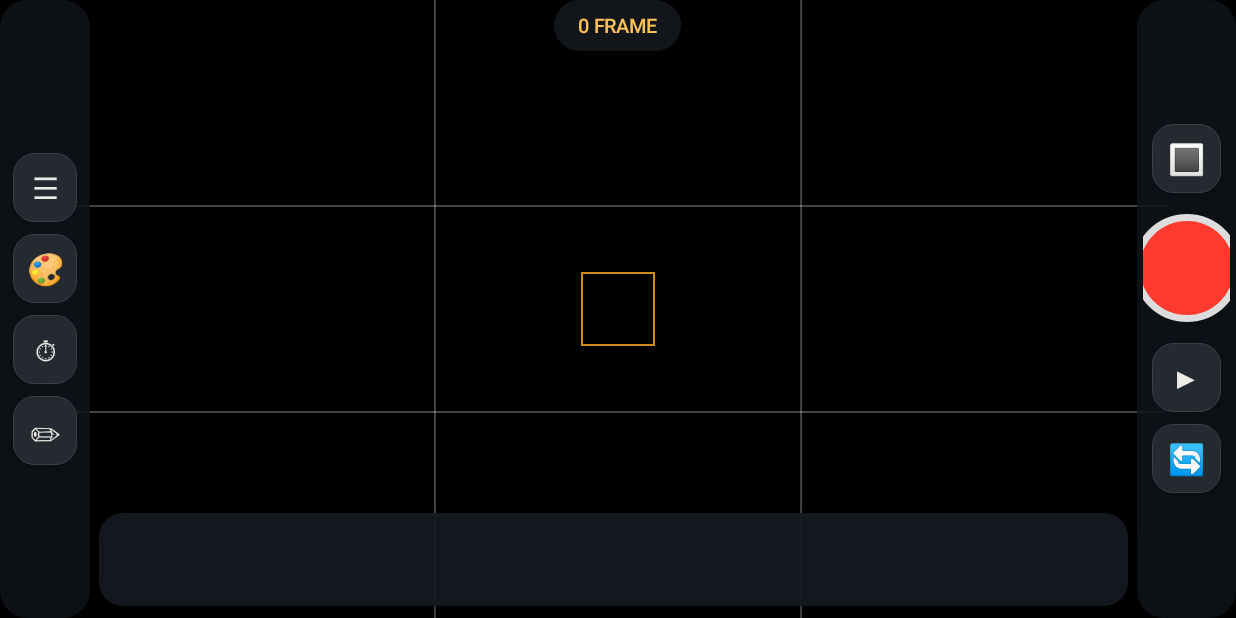
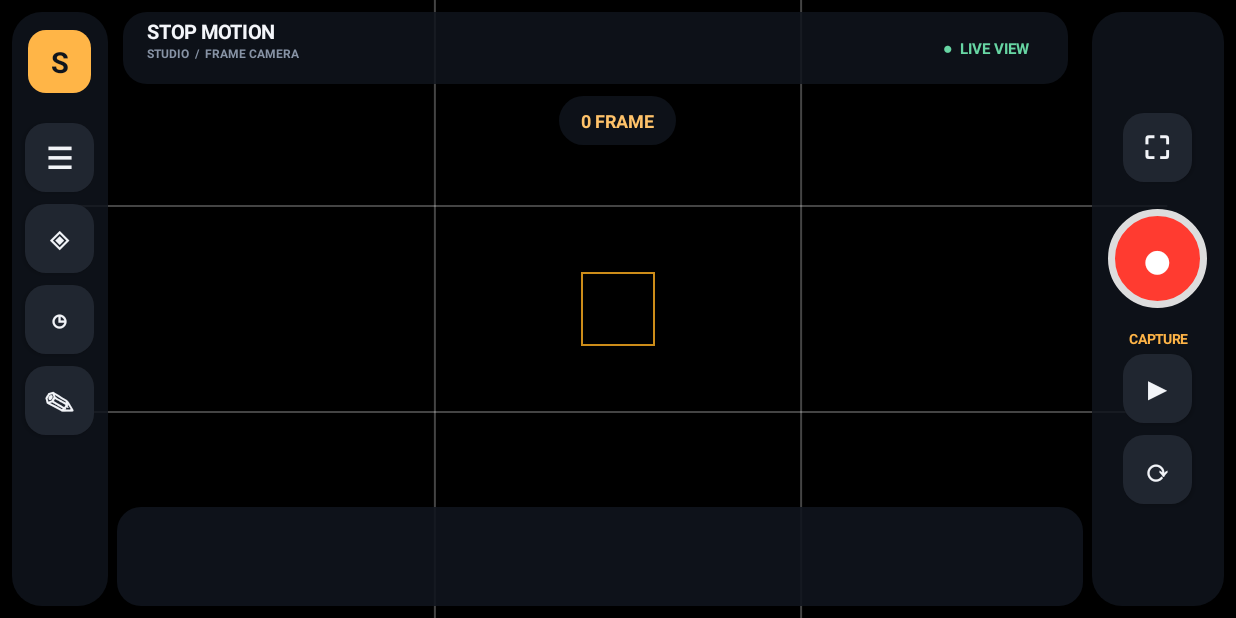
Before and after one commit to fatihreload/CameraStopMotion, an Android app: the screen it shows after launch (MainActivity), on a phone screen of 824 x 412 dp (held sideways). Run offline under Robolectric (Android 15) with nearby library versions, the phone set to English and light mode, and no system bars; libraries missing offline, so code that uses them is left out: androidx.camera.core, androidx.camera.lifecycle; 1 statement that could not run was skipped.

Commit message:
Add files via upload

```diff
--- a/app/build.gradle
+++ b/app/build.gradle
@@ -2,7 +2,7 @@ plugins { id 'com.android.application' }
 android {
     namespace 'com.stopmotion.studio'
     compileSdk 34
-    defaultConfig { applicationId 'com.stopmotion.studio'; minSdk 29; targetSdk 34; versionCode 2; versionName '2.0' }
+    defaultConfig { applicationId 'com.stopmotion.studio'; minSdk 29; targetSdk 34; versionCode 3; versionName '3.0' }
     compileOptions { sourceCompatibility JavaVersion.VERSION_17; targetCompatibility JavaVersion.VERSION_17 }
 }
 dependencies {
--- a/app/src/main/java/com/stopmotion/studio/MainActivity.java
+++ b/app/src/main/java/com/stopmotion/studio/MainActivity.java
@@ -4,7 +4,6 @@ import android.Manifest;
 import android.content.ContentValues;
 import android.content.Context;
 import android.graphics.*;
-import android.graphics.Typeface;
 import android.media.*;
 import android.net.Uri;
 import android.os.*;
@@ -73,14 +72,11 @@ public class MainActivity extends AppCompatActivity {
         d.setColor(color); d.setCornerRadius(dp(r)); return d;
     }
     TextView chip(String t, View.OnClickListener l) {
-        TextView b = new TextView(this); b.setText(t); b.setTextSize(12); b.setTextColor(0xFFECEBE6); b.setGravity(Gravity.CENTER);
-        b.setTypeface(Typeface.create("sans-serif-medium", Typeface.NORMAL));
-        b.setPadding(dp(13), dp(10), dp(13), dp(10));
-        android.graphics.drawable.GradientDrawable bg = shape(0xFF252930, 14);
-        bg.setStroke(dp(1), 0xFF3B414B); b.setBackground(bg); b.setElevation(dp(2));
-        b.setMinHeight(dp(42)); b.setOnClickListener(l);
-        LinearLayout.LayoutParams lp = new LinearLayout.LayoutParams(-2, -2); lp.setMargins(dp(4), dp(4), dp(4), dp(4));
-        b.setLayoutParams(lp); return b;
+        TextView b = new TextView(this); b.setText(t); b.setTextSize(12); b.setTypeface(android.graphics.Typeface.DEFAULT, android.graphics.Typeface.BOLD);
+        b.setTextColor(0xFFF2F4F8); b.setGravity(Gravity.CENTER); b.setPadding(dp(13), dp(10), dp(13), dp(10));
+        b.setBackground(shape(0xFF202630, 14)); b.setOnClickListener(l); b.setMinHeight(dp(42));
+        if (android.os.Build.VERSION.SDK_INT >= 21) { b.setElevation(dp(2)); b.setBackgroundTintList(null); }
+        LinearLayout.LayoutParams lp = new LinearLayout.LayoutParams(-2, -2); lp.setMargins(dp(4), dp(4), dp(4), dp(4)); b.setLayoutParams(lp); return b;
     }
     TextView cycle(String label, String[] o, IntConsumer f) {
         final int[] i = {0};
@@ -88,23 +84,17 @@ public class MainActivity extends AppCompatActivity {
         b.setOnClickListener(v -> { i[0] = (i[0] + 1) % o.length; b.setText(label + o[i[0]]); f.accept(i[0]); });
         return b;
     }
-    TextView tip(String t) { TextView x = new TextView(this); x.setText(t); x.setTextSize(11); x.setTextColor(0xFF8F939B); x.setPadding(dp(4), dp(6), dp(4), 0); return x; }
+    TextView tip(String t) { TextView x = new TextView(this); x.setText(t); x.setTextSize(11); x.setTextColor(0xFF9AA5B5); x.setPadding(dp(7), dp(8), dp(7), dp(4)); return x; }
     LinearLayout row(View... v) { LinearLayout r = new LinearLayout(this); for (View x : v) r.addView(x); return r; }
     LinearLayout panel(View... v) {
-        LinearLayout c = new LinearLayout(this); c.setOrientation(LinearLayout.VERTICAL);
-        c.setPadding(dp(12), dp(12), dp(12), dp(12)); c.setBackground(shape(0xFF191D23, 16));
-        LinearLayout.LayoutParams outer = new LinearLayout.LayoutParams(-1, -2);
-        outer.setMargins(dp(8), dp(8), dp(8), dp(4)); c.setLayoutParams(outer);
-        for (View x : v) {
-            LinearLayout.LayoutParams item = new LinearLayout.LayoutParams(-1, -2);
-            item.setMargins(0, dp(3), 0, dp(3)); c.addView(x, item);
-        }
+        LinearLayout c = new LinearLayout(this); c.setOrientation(LinearLayout.VERTICAL); c.setPadding(dp(14), dp(12), dp(14), dp(12));
+        c.setBackground(shape(0xFF151B24, 18));
+        for (View x : v) { LinearLayout.LayoutParams lp = new LinearLayout.LayoutParams(-1, -2); lp.bottomMargin = dp(5); c.addView(x, lp); }
         return c;
     }
     View seek(String label, int max, int val, IntConsumer f) {
         LinearLayout r = new LinearLayout(this); r.setOrientation(LinearLayout.VERTICAL); r.setPadding(dp(4), dp(4), dp(4), dp(2));
-        TextView t = new TextView(this); t.setText(label); t.setTextSize(11);
-        t.setTypeface(Typeface.create("sans-serif-medium", Typeface.NORMAL)); t.setTextColor(0xFFB0B6C0);
+        TextView t = new TextView(this); t.setText(label); t.setTextSize(11); t.setTextColor(0xFF8F939B);
         SeekBar s = new SeekBar(this); s.setMax(max); s.setProgress(val);
         s.getProgressDrawable().setTint(0xFFFFB020); s.getThumb().setTint(0xFFFFB020);
         s.setOnSeekBarChangeListener(new SeekBar.OnSeekBarChangeListener() {
@@ -123,10 +113,10 @@ public class MainActivity extends AppCompatActivity {
             t.setText(labels ? l[0] + "  " + l[1] : l[0]); t.setTextSize(labels ? 13 : 20);
             t.setPadding(dp(labels ? 12 : 0), dp(6), dp(labels ? 12 : 0), dp(6)); t.setMinWidth(dp(labels ? 100 : 46)); t.setMinHeight(dp(46));
         }
-        int lw = dp(labels ? 124 : 60), rw = dp(labels ? 136 : 66);
+        int lw = dp(labels ? 132 : 64), rw = dp(labels ? 142 : 88);
         left.getLayoutParams().width = lw; right.getLayoutParams().width = rw;
-        ((FrameLayout.LayoutParams) drawer.getLayoutParams()).leftMargin = lw + dp(6);
-        FrameLayout.LayoutParams h2 = (FrameLayout.LayoutParams) hs.getLayoutParams(); h2.leftMargin = lw + dp(6); h2.rightMargin = rw + dp(6);
+        ((FrameLayout.LayoutParams) drawer.getLayoutParams()).leftMargin = lw + dp(14);
+        FrameLayout.LayoutParams h2 = (FrameLayout.LayoutParams) hs.getLayoutParams(); h2.leftMargin = lw + dp(14); h2.rightMargin = rw + dp(14);
         left.requestLayout(); right.requestLayout(); drawer.requestLayout(); hs.requestLayout();
     }
     void openTab(int i) {
@@ -134,8 +124,7 @@ public class MainActivity extends AppCompatActivity {
         drawer.setVisibility(cur < 0 ? View.GONE : View.VISIBLE);
         for (int j = 0; j < 3; j++) {
             pnl[j].setVisibility(j == cur ? View.VISIBLE : View.GONE);
-            tabs[j].setBackground(shape(j == cur ? 0xFFFFB020 : 0xFF20252C, 14));
-            tabs[j].setTextColor(j == cur ? 0xFF17191D : 0xFFECEBE6); tabs[j].setElevation(dp(j == cur ? 3 : 0));
+            tabs[j].setBackground(shape(j == cur ? 0xFFFFB020 : 0xFF2A2C32, 18)); tabs[j].setTextColor(j == cur ? 0xFF000000 : 0xFFECEBE6);
         }
     }
 
@@ -154,69 +143,83 @@ public class MainActivity extends AppCompatActivity {
         if (ok) startCam(); else toast("Izin kamera diperlukan");
     });
 
+    TextView heading(String value, int size, int color) {
+        TextView t = new TextView(this); t.setText(value); t.setTextSize(size); t.setTextColor(color);
+        t.setTypeface(android.graphics.Typeface.DEFAULT, android.graphics.Typeface.BOLD); t.setGravity(Gravity.CENTER_VERTICAL); return t;
+    }
+    View glassPanel() { View v = new View(this); v.setBackground(shape(0xD910151D, 18)); if (Build.VERSION.SDK_INT >= 21) v.setElevation(dp(8)); return v; }
     @Override protected void onCreate(Bundle b) {
         super.onCreate(b);
+        getWindow().setStatusBarColor(0xFF090C12); getWindow().setNavigationBarColor(0xFF090C12);
         vf = new VF(this);
         vf.setOnClickListener(v -> { left.setVisibility(View.VISIBLE); hs.setVisibility(View.VISIBLE); });
         final int[] cols = {0xFF2B2F6B, 0xFFFFFFFF, 0xFF000000, 0xFF2E7D32};
         pnl = new View[]{
-            panel(cycle("Kunci: ", new String[]{"Mati", "Hijau", "Biru"}, v -> keyMode = v),
-                seek("Kekuatan kunci", 100, sens, v -> sens = v),
-                seek("Kelembutan tepi", 100, soft, v -> soft = v),
-                row(cycle("Latar: ", new String[]{"Biru tua", "Putih", "Hitam", "Hijau"}, v -> { bgColor = cols[v]; bgPx = null; }),
-                    chip("Latar gambar", v -> pickImg.launch("image/*"))),
-                tip("Pakai kain hijau/biru yang rata dan terang, tanpa bayangan.")),
-            panel(cycle("Timer: ", new String[]{"Mati", "3 dtk", "5 dtk", "10 dtk"}, v -> delay = new int[]{0, 3, 5, 10}[v]),
+            panel(heading("CHROMA KEY", 13, 0xFFFFB547), cycle("Kunci: ", new String[]{"Mati", "Hijau", "Biru"}, v -> keyMode = v),
+                seek("Kekuatan kunci", 100, sens, v -> sens = v), seek("Kelembutan tepi", 100, soft, v -> soft = v),
+                row(cycle("Latar: ", new String[]{"Biru tua", "Putih", "Hitam", "Hijau"}, v -> { bgColor = cols[v]; bgPx = null; }), chip("＋ Gambar latar", v -> pickImg.launch("image/*"))),
+                tip("Gunakan kain hijau/biru dengan pencahayaan rata untuk hasil terbaik.")),
+            panel(heading("PENGATURAN FRAME", 13, 0xFFFFB547), cycle("Timer: ", new String[]{"Mati", "3 dtk", "5 dtk", "10 dtk"}, v -> delay = new int[]{0, 3, 5, 10}[v]),
                 cycle("Bayangan frame: ", new String[]{"Hidup", "Mati"}, v -> onion = v == 0),
-                tip("Bayangan menampilkan frame terakhir samar-samar agar gerakan mudah diatur.")),
-            panel(seek("Kecerahan", 100, 50, v -> bright = (v - 50) * 2),
-                seek("Kontras", 100, 50, v -> con = v * 2),
-                seek("Saturasi", 100, 50, v -> sat = v * 2),
-                row(cycle("FPS: ", new String[]{"8", "4", "12", "24"}, v -> fps = new int[]{8, 4, 12, 24}[v]),
-                    cycle("Ulang: ", new String[]{"Ya", "Tidak"}, v -> loop = v == 0)),
+                tip("Bayangan frame membantu mengatur gerakan antar-frame dengan lebih presisi.")),
+            panel(heading("EDIT & EKSPOR", 13, 0xFFFFB547), seek("Kecerahan", 100, 50, v -> bright = (v - 50) * 2),
+                seek("Kontras", 100, 50, v -> con = v * 2), seek("Saturasi", 100, 50, v -> sat = v * 2),
+                row(cycle("FPS: ", new String[]{"8", "4", "12", "24"}, v -> fps = new int[]{8, 4, 12, 24}[v]), cycle("Ulang: ", new String[]{"Ya", "Tidak"}, v -> loop = v == 0)),
                 row(chip("Hapus frame", v -> delSel()), chip("Duplikat", v -> dupSel())),
-                row(chip("Geser kiri", v -> moveSel(-1)), chip("Geser kanan", v -> moveSel(1))),
+                row(chip("← Geser", v -> moveSel(-1)), chip("Geser →", v -> moveSel(1))),
                 row(chip("Balik urutan", v -> revAll()), chip("Hapus semua", v -> clearAll())),
-                chip("Ekspor MP4 ke galeri", v -> export()),
-                tip("Ketuk gambar kecil di bawah untuk memilih frame. Ketuk lagi untuk kembali ke kamera."))};
+                chip("⬇  EKSPOR VIDEO MP4", v -> export()),
+                tip("Pilih thumbnail untuk meninjau frame. Tekan thumbnail sekali lagi untuk kembali ke kamera."))};
         FrameLayout holder = new FrameLayout(this);
         for (View v : pnl) { v.setVisibility(View.GONE); holder.addView(v); }
-        drawer = new ScrollView(this); drawer.setBackground(shape(0xF012151A, 18));
-        drawer.setElevation(dp(12)); drawer.addView(holder); drawer.setClipToPadding(false); drawer.setVisibility(View.GONE);
-        String[] tn = {"Layar", "Timer", "Edit"}, ti = {"\uD83C\uDFA8", "\u23F1", "\u270F"}; tabs = new TextView[3];
-        LinearLayout lc = new LinearLayout(this); lc.setOrientation(LinearLayout.VERTICAL); lc.setGravity(Gravity.CENTER);
-        lc.setPadding(dp(5), dp(8), dp(5), dp(8)); lc.setBackground(shape(0xD9101318, 18));
-        lc.addView(mb("\u2630", "Tutup nama", v -> { labels = !labels; refreshMenus(); }));
+        drawer = new ScrollView(this); drawer.setFillViewport(true); drawer.setPadding(dp(5), dp(5), dp(5), dp(5));
+        drawer.setBackground(shape(0xF20D121A, 20)); drawer.addView(holder); drawer.setVisibility(View.GONE);
+
+        String[] tn = {"Layar", "Timer", "Edit"}, ti = {"◈", "◷", "✎"}; tabs = new TextView[3];
+        LinearLayout lc = new LinearLayout(this); lc.setOrientation(LinearLayout.VERTICAL); lc.setGravity(Gravity.TOP | Gravity.CENTER_HORIZONTAL);
+        lc.setPadding(dp(5), dp(12), dp(5), dp(8)); lc.setBackground(shape(0xD910151D, 20));
+        TextView brandMark = heading("S", 19, 0xFF10151D); brandMark.setGravity(Gravity.CENTER); brandMark.setBackground(shape(0xFFFFB547, 12));
+        LinearLayout.LayoutParams bm = new LinearLayout.LayoutParams(dp(42), dp(42)); bm.bottomMargin = dp(16); lc.addView(brandMark, bm);
+        lc.addView(mb("☰", "Nama menu", v -> { labels = !labels; refreshMenus(); }));
         for (int i = 0; i < 3; i++) { final int k = i; tabs[i] = mb(ti[i], tn[i], v -> openTab(k)); lc.addView(tabs[i]); }
         left = lc;
-        strip = new LinearLayout(this); strip.setGravity(Gravity.CENTER_VERTICAL);
-        hs = new HorizontalScrollView(this); hs.setBackground(shape(0xE9161A20, 16));
-        hs.setElevation(dp(8)); hs.addView(strip);
-        Button shut = new Button(this); shut.setBackground(shutterBg()); shut.setOnClickListener(v -> { review = false; shoot(); });
-        LinearLayout rc = new LinearLayout(this); rc.setOrientation(LinearLayout.VERTICAL); rc.setGravity(Gravity.CENTER);
-        rc.setPadding(dp(4), dp(8), dp(4), dp(8)); rc.setBackground(shape(0xD9101318, 18));
-        rc.addView(mb("\uD83D\uDD33", "Penuh", v -> { left.setVisibility(View.GONE); hs.setVisibility(View.GONE); if (cur >= 0) openTab(cur); }));
-        LinearLayout.LayoutParams sp = new LinearLayout.LayoutParams(dp(72), dp(72)); sp.setMargins(0, dp(10), 0, dp(10));
-        rc.addView(shut, sp);
-        rc.addView(mb("\u25B6", "Putar", v -> togglePlay()));
-        rc.addView(mb("\uD83D\uDD04", "Balik kamera", v -> { front = !front; startCam(); }));
+
+        strip = new LinearLayout(this); strip.setGravity(Gravity.CENTER_VERTICAL); strip.setPadding(dp(5), dp(3), dp(5), dp(3));
+        hs = new HorizontalScrollView(this); hs.setHorizontalScrollBarEnabled(false); hs.setBackground(shape(0xE610151D, 16)); hs.addView(strip);
+
+        LinearLayout rc = new LinearLayout(this); rc.setOrientation(LinearLayout.VERTICAL); rc.setGravity(Gravity.CENTER); rc.setPadding(dp(5), dp(10), dp(5), dp(10));
+        rc.setBackground(shape(0xD910151D, 20));
+        rc.addView(mb("⛶", "Layar penuh", v -> { left.setVisibility(View.GONE); hs.setVisibility(View.GONE); if (cur >= 0) openTab(cur); }));
+        TextView shut = new TextView(this); shut.setText("●"); shut.setTextSize(36); shut.setTextColor(0xFFFFFFFF); shut.setGravity(Gravity.CENTER);
+        shut.setBackground(shutterBg()); shut.setOnClickListener(v -> { review = false; shoot(); });
+        LinearLayout.LayoutParams sp = new LinearLayout.LayoutParams(dp(66), dp(66)); sp.setMargins(0, dp(14), 0, dp(14)); rc.addView(shut, sp);
+        TextView captureLabel = heading("CAPTURE", 9, 0xFFFFB547); captureLabel.setGravity(Gravity.CENTER); rc.addView(captureLabel);
+        rc.addView(mb("▶", "Putar", v -> togglePlay()));
+        rc.addView(mb("⟳", "Balik kamera", v -> { front = !front; startCam(); }));
         right = rc;
-        cnt = new TextView(this); cnt.setTextColor(0xFFFFC15A); cnt.setTextSize(13);
-        cnt.setTypeface(Typeface.create("sans-serif-medium", Typeface.NORMAL)); cnt.setText("0 FRAME");
-        cnt.setPadding(dp(16), dp(8), dp(16), dp(8)); cnt.setBackground(shape(0xD9161A20, 18));
-        cd = new TextView(this); cd.setTextColor(0xFFFFFFFF); cd.setTextSize(90); cd.setGravity(Gravity.CENTER);
-        FrameLayout root = new FrameLayout(this); root.setBackgroundColor(0xFF101216);
+
+        cnt = heading("0 FRAME", 12, 0xFFFFC36A); cnt.setGravity(Gravity.CENTER); cnt.setPadding(dp(15), dp(8), dp(15), dp(8)); cnt.setBackground(shape(0xD910151D, 20));
+        cd = new TextView(this); cd.setTextColor(0xFFFFFFFF); cd.setTextSize(90); cd.setTypeface(android.graphics.Typeface.DEFAULT, android.graphics.Typeface.BOLD); cd.setGravity(Gravity.CENTER);
+
+        FrameLayout root = new FrameLayout(this); root.setBackgroundColor(0xFF090C12);
         root.addView(vf, new FrameLayout.LayoutParams(-1, -1));
-        FrameLayout.LayoutParams dl = new FrameLayout.LayoutParams(dp(300), -1, Gravity.START); dl.setMargins(dp(76), dp(8), 0, dp(76));
-        root.addView(drawer, dl);
-        FrameLayout.LayoutParams hl = new FrameLayout.LayoutParams(-1, dp(62), Gravity.BOTTOM); hl.setMargins(dp(76), 0, dp(104), dp(8));
-        root.addView(hs, hl);
-        root.addView(left, new FrameLayout.LayoutParams(dp(70), -1, Gravity.START));
-        root.addView(right, new FrameLayout.LayoutParams(dp(100), -1, Gravity.END));
-        root.addView(cnt, new FrameLayout.LayoutParams(-2, -2, Gravity.TOP | Gravity.CENTER_HORIZONTAL));
+        // Header branding and frame counter
+        LinearLayout header = new LinearLayout(this); header.setGravity(Gravity.CENTER_VERTICAL); header.setPadding(dp(16), dp(4), dp(16), dp(4));
+        header.setBackground(shape(0xD910151D, 16));
+        LinearLayout titleStack = new LinearLayout(this); titleStack.setOrientation(LinearLayout.VERTICAL);
+        titleStack.addView(heading("STOP MOTION", 13, 0xFFF4F6FA));
+        TextView sub = heading("STUDIO  /  FRAME CAMERA", 8, 0xFF8793A5); titleStack.addView(sub);
+        header.addView(titleStack, new LinearLayout.LayoutParams(0, -1, 1));
+        TextView liveTag = heading("●  LIVE VIEW", 10, 0xFF67D6A3); liveTag.setPadding(dp(10), 0, dp(10), 0); header.addView(liveTag);
+        FrameLayout.LayoutParams hp = new FrameLayout.LayoutParams(-1, dp(48), Gravity.TOP); hp.setMargins(dp(82), dp(8), dp(112), 0); root.addView(header, hp);
+        FrameLayout.LayoutParams cp = new FrameLayout.LayoutParams(-2, -2, Gravity.TOP | Gravity.CENTER_HORIZONTAL); cp.topMargin = dp(64); root.addView(cnt, cp);
+
+        FrameLayout.LayoutParams dl = new FrameLayout.LayoutParams(dp(300), -1, Gravity.START); dl.setMargins(dp(78), dp(64), 0, dp(82)); root.addView(drawer, dl);
+        FrameLayout.LayoutParams hl = new FrameLayout.LayoutParams(-1, dp(66), Gravity.BOTTOM); hl.setMargins(dp(78), 0, dp(112), dp(8)); root.addView(hs, hl);
+        FrameLayout.LayoutParams ll = new FrameLayout.LayoutParams(dp(64), -1, Gravity.START); ll.setMargins(dp(8), dp(8), 0, dp(8)); root.addView(left, ll);
+        FrameLayout.LayoutParams rr = new FrameLayout.LayoutParams(dp(88), -1, Gravity.END); rr.setMargins(0, dp(8), dp(8), dp(8)); root.addView(right, rr);
         root.addView(cd, new FrameLayout.LayoutParams(-1, -1, Gravity.CENTER));
-        setContentView(root);
-        refreshMenus();
+        setContentView(root); refreshMenus();
         if (checkSelfPermission(Manifest.permission.CAMERA) == 0) startCam(); else askCam.launch(Manifest.permission.CAMERA);
     }
     android.graphics.drawable.Drawable shutterBg() {
@@ -311,7 +314,7 @@ public class MainActivity extends AppCompatActivity {
             LinearLayout.LayoutParams lp = new LinearLayout.LayoutParams(dp(76), dp(44)); lp.setMargins(dp(3), dp(3), dp(3), dp(3));
             v.setLayoutParams(lp); v.setOnClickListener(x -> select(k == sel ? -1 : k)); strip.addView(v);
         }
-        cnt.setText(frames.size() + " FRAME");
+        cnt.setText(frames.size() + " FRAME" + (frames.size() == 1 ? "" : "S"));
         final View c = strip.getChildAt(sel);
         if (c != null) hs.post(() -> hs.smoothScrollTo(c.getLeft() - dp(100), 0));
     }
```
Also changed, not shown: 1 other file.
